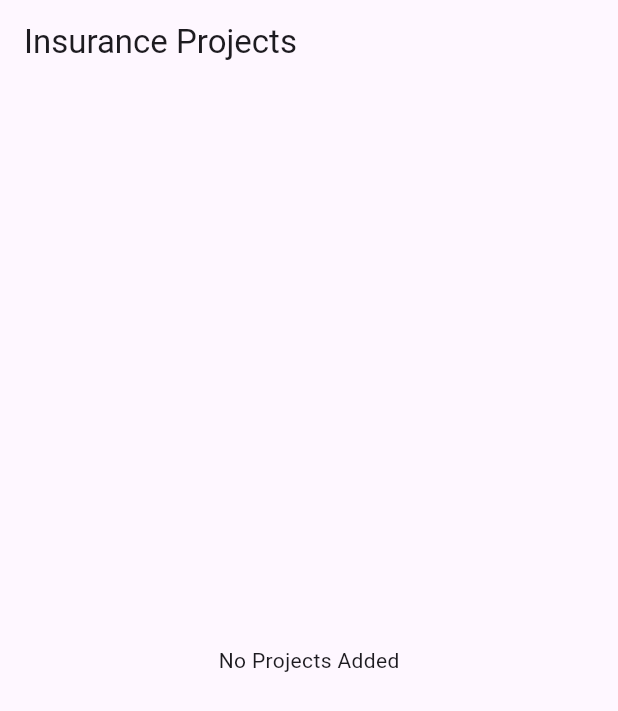
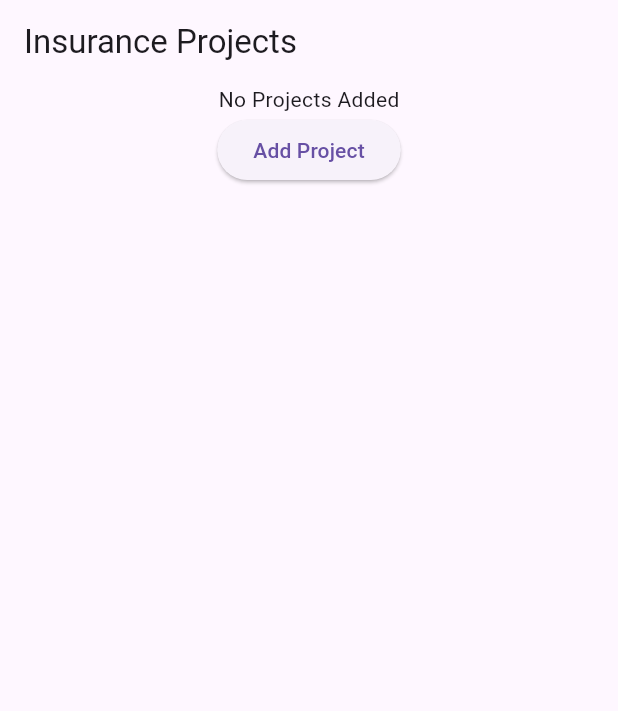
Before and after one commit to JSuupaSellers/adjuster_assistant, a Flutter app: the screen it shows after launch, on a phone screen of 412 x 824 dp. Shown: the top 711 px of the screen. Run offline on Flutter 3.47's test engine with Material 3 defaults, Android fonts, the phone set to English and light mode, and no system bars; our stand-ins replace sqflite; missing offline and left inert: record; accounts and stored records are empty.

Commit message:
Added "New Project Screen" and Routing.

```diff
--- a/lib/main.dart
+++ b/lib/main.dart
@@ -1,5 +1,6 @@
 import 'package:adjuster_assistant/providers/projects_provider.dart';
 import 'package:adjuster_assistant/screens/home_screen.dart';
+import 'package:adjuster_assistant/screens/new_project_screen.dart';
 import 'package:flutter/material.dart';
 import 'package:provider/provider.dart';
 import 'screens/RecordingPage.dart';
@@ -16,11 +17,15 @@ class MyApp extends StatelessWidget {
     return ChangeNotifierProvider(
       create: (context) => ProjectsProvider(),
       child: MaterialApp(
+        initialRoute: '/',
+        routes: {
+          '/': (context) => HomeScreen(),
+          '/new_project': (context) => NewProjectScreen(),
+        },
         title: 'Insurance Adjuster App', // Your app title
         theme: ThemeData(
           primarySwatch: Colors.blue,
         ),
-        home: HomeScreen(), // Set HomeScreen as your app's starting point
       ),
     );
   }
--- a/lib/screens/home_screen.dart
+++ b/lib/screens/home_screen.dart
@@ -21,13 +21,19 @@ class _HomeScreenState extends State<HomeScreen> {
       appBar: AppBar(
         title: const Text('Insurance Projects'),
       ),
-      body: Consumer<ProjectsProvider>(builder: (context, projectsData, child) {
-        return projectsData.projects.isEmpty
-            ? Center(child: Text("No Projects Added"))
-            : ListView.builder(
-                itemCount: projectsData.projects.length,
-                itemBuilder: (ctx, i) => ProjectItem(projectsData.projects[i]));
-      }),
+      body: Column(children: [
+        Consumer<ProjectsProvider>(builder: (context, projectsData, child) {
+          return projectsData.projects.isEmpty
+              ? Center(child: Text("No Projects Added"))
+              : ListView.builder(
+                  itemCount: projectsData.projects.length,
+                  itemBuilder: (ctx, i) =>
+                      ProjectItem(projectsData.projects[i]));
+        }),
+        ElevatedButton(
+            onPressed: () => Navigator.of(context).pushNamed('/new_project'),
+            child: const Text('Add Project'))
+      ]),
     );
   }
 }
--- /dev/null
+++ b/lib/screens/new_project_screen.dart
@@ -0,0 +1,15 @@
+import 'package:flutter/material.dart';
+
+class NewProjectScreen extends StatelessWidget {
+  @override
+  Widget build(BuildContext context) {
+    return Scaffold(
+      appBar: AppBar(
+        title: const Text('Add New Project'),
+      ),
+      body: const Center(
+        child: Text('Project form will go here...'),
+      ),
+    );
+  }
+}
```
